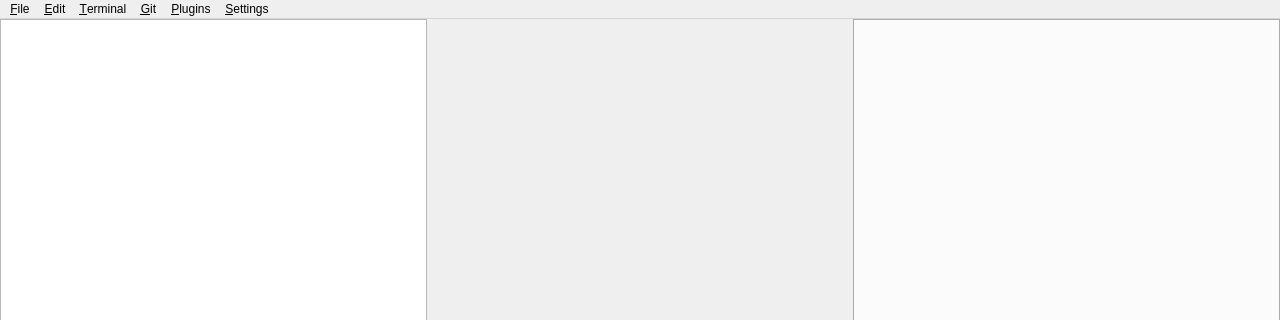
Above: src/mainwindow.ui from jason1015-coder/scriptura before the change; both pictures show x 0 to 1280 and y 0 to 320 of the 1280 by 800 pixel window. Below: the same form after it.
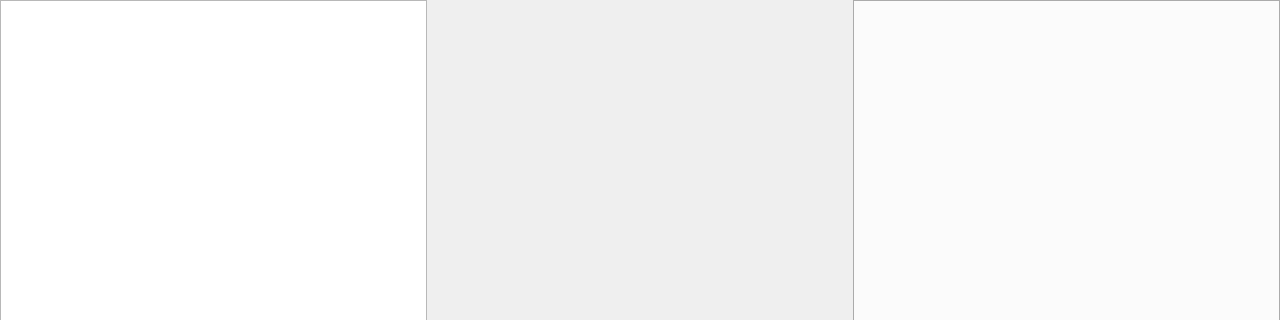
That is the form after the change.

The edit to the form file:
```diff
--- a/src/mainwindow.ui
+++ b/src/mainwindow.ui
@@ -238,68 +238,6 @@
    <property name="visible">
     <bool>false</bool>
    </property>
-   <widget class="QMenu" name="menu_File">
-    <property name="title">
-     <string>&amp;File</string>
-    </property>
-    <addaction name="action_open_project"/>
-    <addaction name="action_open_file"/>
-    <addaction name="separator"/>
-    <addaction name="action_save"/>
-    <addaction name="action_save_as"/>
-    <addaction name="separator"/>
-    <addaction name="action_add_file_directory"/>
-    <addaction name="action_delete_file_directory"/>
-   </widget>
-   <widget class="QMenu" name="menu_edit">
-    <property name="title">
-     <string>&amp;Edit</string>
-    </property>
-    <addaction name="actionCu_t"/>
-    <addaction name="action_copy"/>
-    <addaction name="action_Paste"/>
-    <addaction name="separator"/>
-    <addaction name="action_Undo"/>
-    <addaction name="action_Redo"/>
-   </widget>
-   <widget class="QMenu" name="menu_terminal">
-    <property name="title">
-     <string>&amp;Terminal</string>
-    </property>
-    <addaction name="action_new_window"/>
-    <addaction name="action_clone_window"/>
-   </widget>
-    <widget class="QMenu" name="menu_git">
-     <property name="title">
-      <string>&amp;Git</string>
-     </property>
-     <addaction name="action_git_commit"/>
-     <addaction name="action_git_push"/>
-     <addaction name="action_git_pull"/>
-     <addaction name="action_git_fetch"/>
-    </widget>
-    <widget class="QMenu" name="menu_settings">
-     <property name="title">
-      <string>&amp;Settings</string>
-     </property>
-      <addaction name="action_about"/>
-      <addaction name="separator"/>
-       <addaction name="action_editor_settings"/>
-       <addaction name="action_license"/>
-      <addaction name="action_check_updates"/>
-     </widget>
-    <widget class="QMenu" name="menu_plugins">
-     <property name="title">
-      <string>&amp;Plugins</string>
-     </property>
-     <addaction name="action_manage_plugins"/>
-    </widget>
-    <addaction name="menu_File"/>
-    <addaction name="menu_edit"/>
-    <addaction name="menu_terminal"/>
-    <addaction name="menu_git"/>
-    <addaction name="menu_plugins"/>
-    <addaction name="menu_settings"/>
   </widget>
   <widget class="QStatusBar" name="statusbar"/>
   <action name="action_open_project">
```
Left out of the diff: 72 changed lines with no effect on the pictures.
